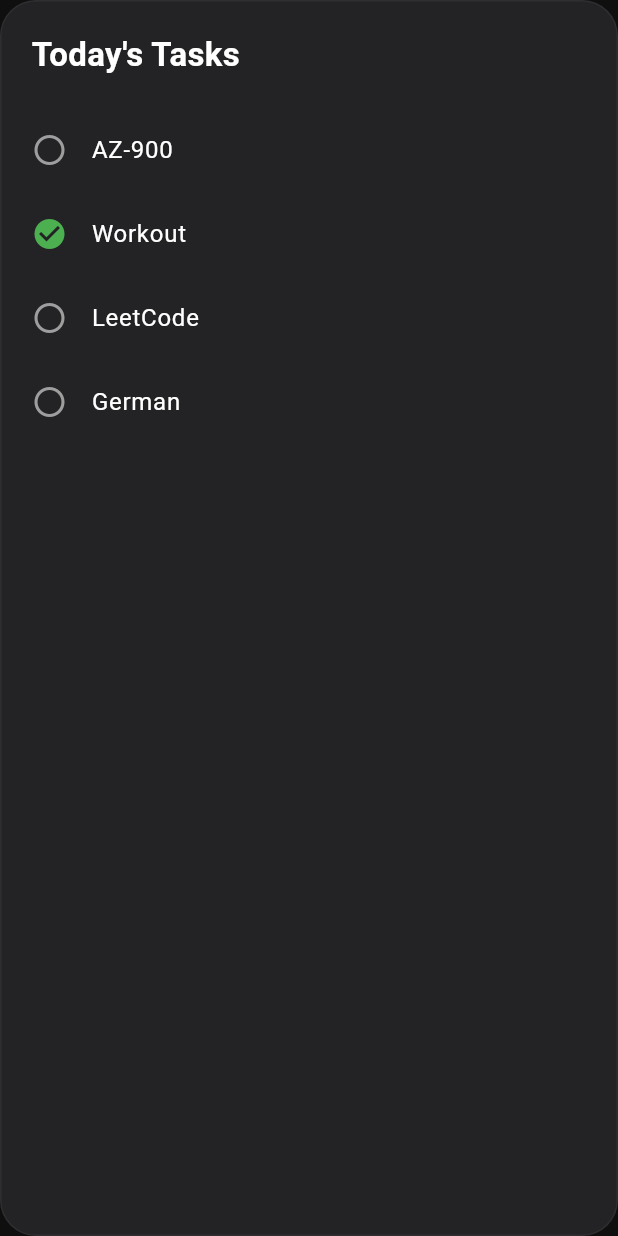
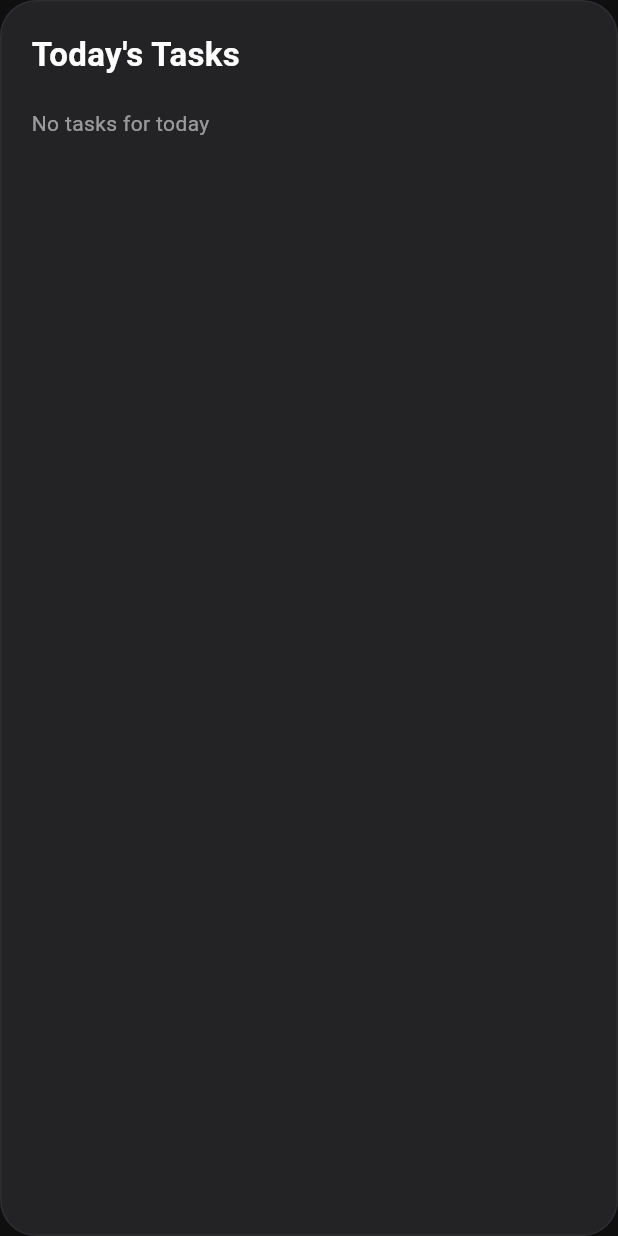
Before and after one commit to sabaris02/pulse-os, a Flutter app: the TaskList widget shown alone on an empty page, opened directly, on a phone screen of 412 x 824 dp. Run offline on Flutter 3.47's test engine with Material 3 defaults, Android fonts, the phone set to English and light mode, and no system bars; our stand-ins replace flutter_riverpod, go_router, hive, hive_flutter; accounts and stored records are empty.

Commit message:
feat: connect dashboard Today's Tasks card to real planner data with toggle support

```diff
--- a/lib/features/dashboard/widgets/task_list.dart
+++ b/lib/features/dashboard/widgets/task_list.dart
@@ -1,29 +1,52 @@
 import 'package:flutter/material.dart';
+import 'package:flutter_riverpod/flutter_riverpod.dart';
 
 import '../../../shared/widgets/app_card.dart';
+import '../../planner/providers/planner_provider.dart';
 import 'task_item.dart';
 
-class TaskList extends StatelessWidget {
+class TaskList extends ConsumerWidget {
   const TaskList({super.key});
 
+  bool _isSameDay(DateTime a, DateTime b) {
+    return a.year == b.year && a.month == b.month && a.day == b.day;
+  }
+
   @override
-  Widget build(BuildContext context) {
-    return const AppCard(
+  Widget build(BuildContext context, WidgetRef ref) {
+    final allTasks = ref.watch(plannerProvider);
+    final today = DateTime.now();
+    final todaysTasks =
+        allTasks.where((task) => _isSameDay(task.date, today)).toList();
+
+    return AppCard(
       child: Column(
         crossAxisAlignment: CrossAxisAlignment.start,
         children: [
-          Text(
+          const Text(
             "Today's Tasks",
             style: TextStyle(
               fontSize: 22,
               fontWeight: FontWeight.bold,
+              color: Colors.white,
             ),
           ),
-          SizedBox(height: 20),
-          TaskItem(title: "AZ-900", completed: false),
-          TaskItem(title: "Workout", completed: true),
-          TaskItem(title: "LeetCode", completed: false),
-          TaskItem(title: "German", completed: false),
+          const SizedBox(height: 20),
+          if (todaysTasks.isEmpty)
+            const Text(
+              "No tasks for today",
+              style: TextStyle(color: Colors.white54),
+            )
+          else
+            ...todaysTasks.map(
+              (task) => TaskItem(
+                title: task.title,
+                completed: task.completed,
+                onTap: () {
+                  ref.read(plannerProvider.notifier).toggleTask(task.id);
+                },
+              ),
+            ),
         ],
       ),
     );
```
Also changed, not shown: lib/features/dashboard/widgets/task_item.dart (+11 -4 lines).
